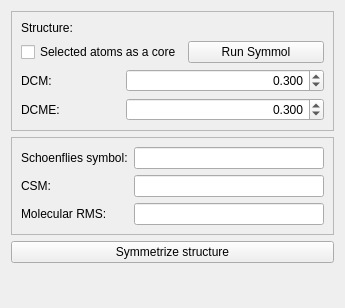
Above: src/plugins/workpanels/SymmetryWP/SymmolWorkPanel.ui from kulhanek/nemesis-vtk before the change. Below: the same form after it.
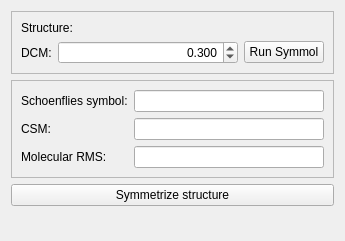
That is the form after the change. Custom widgets are drawn as their Qt base class.

What changed in the file:
```diff
--- a/src/plugins/workpanels/SymmetryWP/SymmolWorkPanel.ui
+++ b/src/plugins/workpanels/SymmetryWP/SymmolWorkPanel.ui
@@ -7,7 +7,7 @@
     <x>0</x>
     <y>0</y>
     <width>345</width>
-    <height>308</height>
+    <height>241</height>
    </rect>
   </property>
   <property name="windowTitle">
@@ -53,52 +53,20 @@
       <item>
        <layout class="QHBoxLayout" name="horizontalLayout_2">
         <item>
-         <widget class="QCheckBox" name="useCoreAtomsCB">
-          <property name="text">
-           <string>Selected atoms as a core</string>
-          </property>
-         </widget>
-        </item>
-        <item>
-         <widget class="QPushButton" name="runPB">
-          <property name="text">
-           <string>Run Symmol</string>
-          </property>
-         </widget>
-        </item>
-       </layout>
-      </item>
-      <item>
-       <layout class="QGridLayout" name="gridLayout_2">
-        <item row="0" column="0">
          <widget class="QLabel" name="label_5">
           <property name="text">
            <string>DCM:</string>
           </property>
          </widget>
         </item>
-        <item row="1" column="0">
-         <widget class="QLabel" name="label_6">
-          <property name="text">
-           <string>DCME:</string>
-          </property>
-         </widget>
-        </item>
-        <item row="1" column="1" colspan="2">
-         <widget class="QDoubleSpinBox" name="dcmeSB">
-          <property name="alignment">
-           <set>Qt::AlignRight|Qt::AlignTrailing|Qt::AlignVCenter</set>
-          </property>
-          <property name="decimals">
-           <number>3</number>
-          </property>
-          <property name="value">
-           <double>0.300000000000000</double>
-          </property>
-         </widget>
-        </item>
-        <item row="0" column="1" colspan="2">
+        <item>
          <widget class="QDoubleSpinBox" name="dcmSB">
+          <property name="sizePolicy">
+           <sizepolicy hsizetype="Expanding" vsizetype="Fixed">
+            <horstretch>0</horstretch>
+            <verstretch>0</verstretch>
+           </sizepolicy>
+          </property>
           <property name="alignment">
            <set>Qt::AlignRight|Qt::AlignTrailing|Qt::AlignVCenter</set>
           </property>
@@ -110,6 +78,13 @@
           </property>
          </widget>
         </item>
+        <item>
+         <widget class="QPushButton" name="runPB">
+          <property name="text">
+           <string>Run Symmol</string>
+          </property>
+         </widget>
+        </item>
        </layout>
       </item>
      </layout>
```
Left out of the diff: 2 changed lines with no effect on the pictures.
